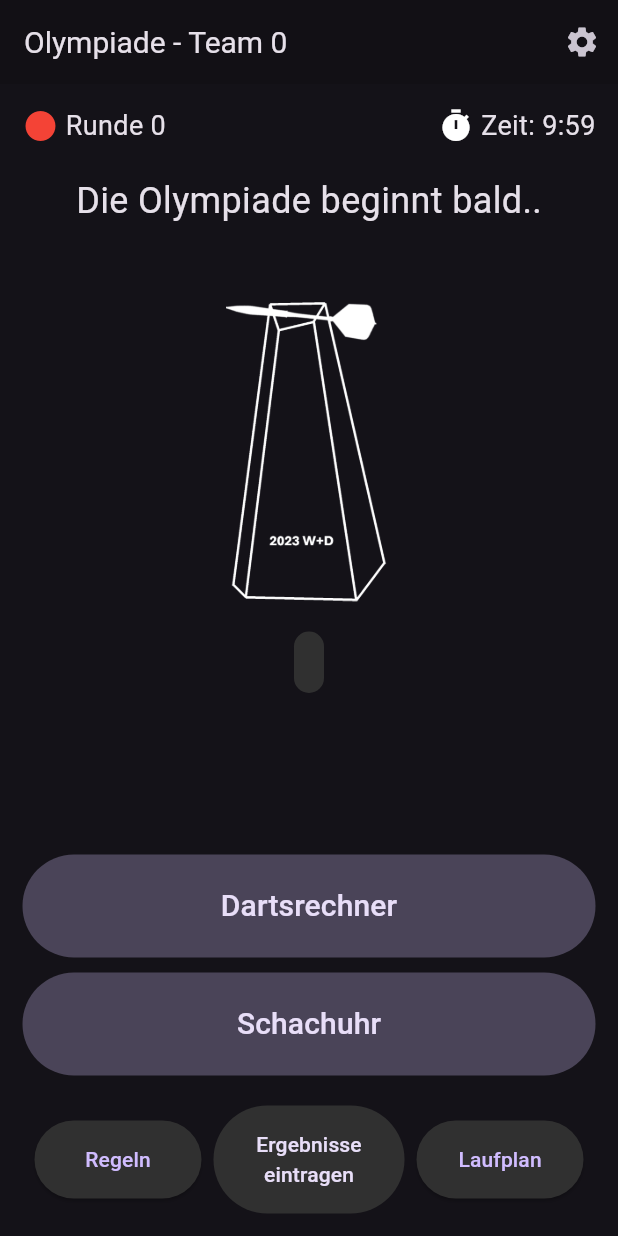
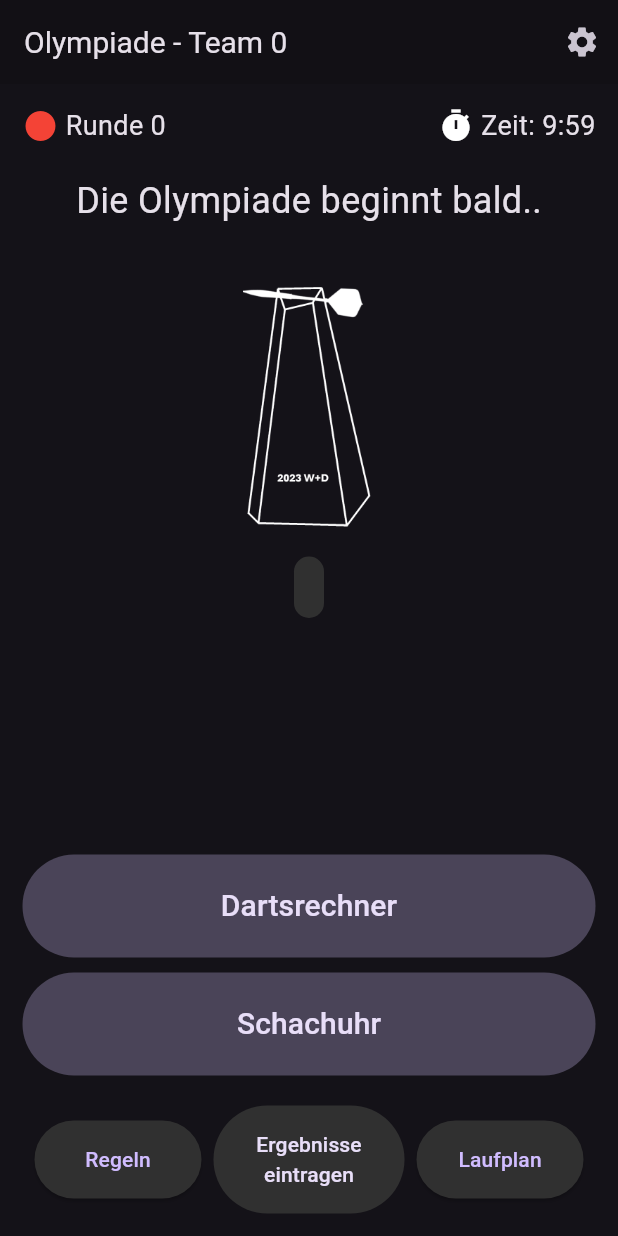
Before and after one commit to PhoenixFlyy/MiniOlympiade, a Flutter app: the MainMenu screen opened directly, on a phone screen of 412 x 824 dp. Run offline on Flutter 3.47's test engine with Material 2 defaults, Android fonts, the phone set to English and light mode, and no system bars; our stand-ins replace audioplayers, firebase_core, firebase_database, shared_preferences; accounts and stored records are empty.

Commit message:
Fix Overflow on Beginn Olympiade

```diff
--- a/winter_olympiade/lib/MainMenu.dart
+++ b/winter_olympiade/lib/MainMenu.dart
@@ -353,7 +353,7 @@ class _MainMenuState extends State<MainMenu> {
                                   : "Die Olympiade beginnt bald..",
                               style: const TextStyle(fontSize: 24)),
                         ),
-                        SizedBox(height: 250, child: getDisciplineImage()),
+                        SizedBox(height: 200, child: getDisciplineImage()),
                       ],
                     ),
                   if (currentRound < pairings.length && !isPaused)
```
